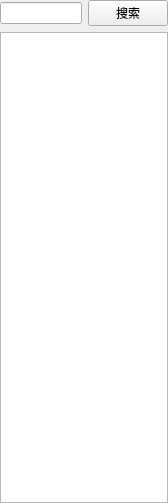
Above: 15-3/src/fend/uimain/bucketswidget.ui from YuanAaron/cos_client before the change. Below: the same form after it.
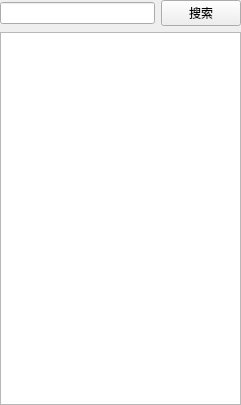
That is the form after the change.

```diff
--- a/15-3/src/fend/uimain/bucketswidget.ui
+++ b/15-3/src/fend/uimain/bucketswidget.ui
@@ -6,8 +6,8 @@
    <rect>
     <x>0</x>
     <y>0</y>
-    <width>168</width>
-    <height>503</height>
+    <width>241</width>
+    <height>405</height>
    </rect>
   </property>
   <property name="windowTitle">
@@ -41,7 +41,7 @@
     </layout>
    </item>
    <item>
-    <widget class="QListWidget" name="listWidget"/>
+    <widget class="QListView" name="listView"/>
    </item>
   </layout>
  </widget>
```
